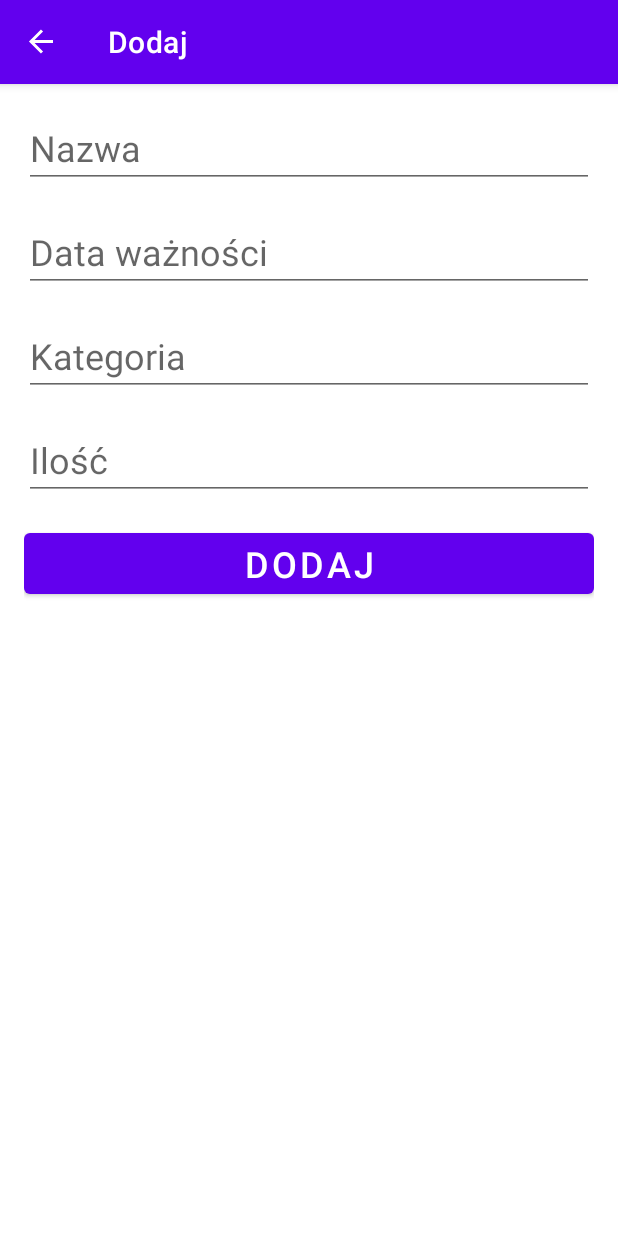
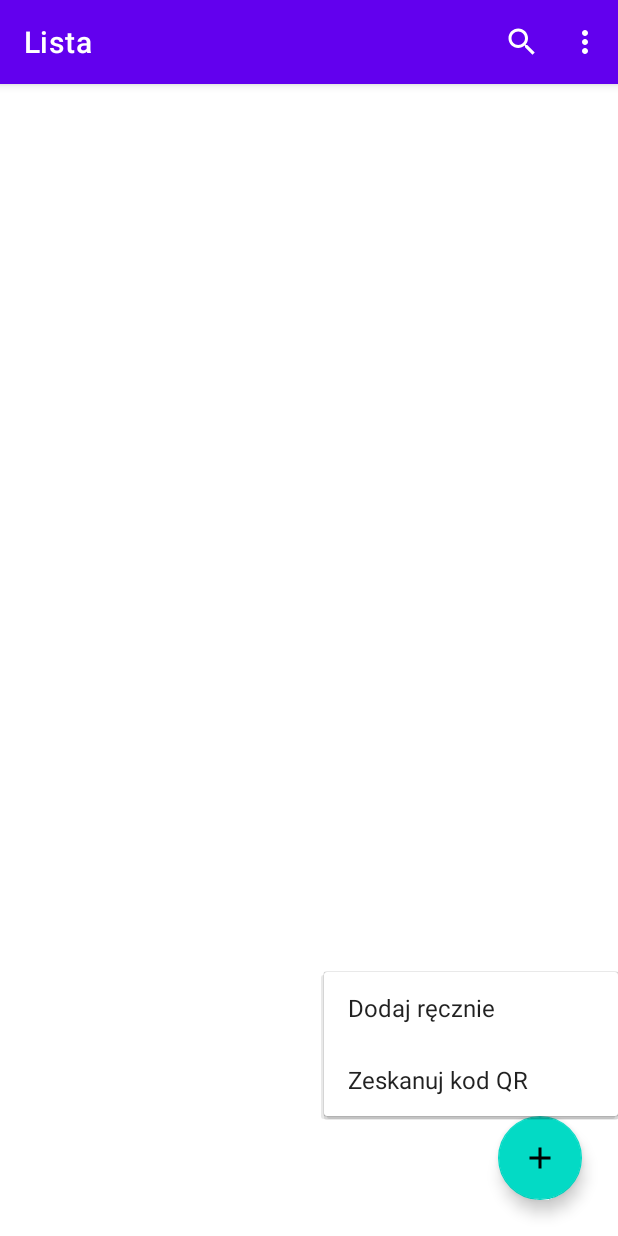
Before and after one commit to bujowskis/Whats-in-Fridge, an Android app: the screen it shows after launch (MainActivity), after a tap on "Add new product", on a phone screen of 412 x 824 dp. Run offline under Robolectric (Android 15) with nearby library versions, the phone set to English and light mode, and no system bars; our stand-ins replace Room's generated code, navigation-ui.

Commit message:
added a Popup menu for fabAddNewProduct, enabling selection between adding manually or by QR code

```diff
--- a/app/src/main/java/com/example/whatsinfridge/fragments/productList/ProductListAdapter.kt
+++ b/app/src/main/java/com/example/whatsinfridge/fragments/productList/ProductListAdapter.kt
@@ -32,7 +32,6 @@ class ProductListAdapter(
     override fun onBindViewHolder(holder: ProductViewHolder, position: Int) {
         // TODO - all needed values for a product entry
         val currentProduct = productList[position]
-        //holder.itemView.tvId.text = currentProduct.id.toString()
         holder.itemView.tvName.text = currentProduct.name
         holder.itemView.tvExpirationDate.text = currentProduct.expirationDate
         holder.itemView.tvCategory.text = currentProduct.category
--- a/app/src/main/java/com/example/whatsinfridge/fragments/productList/ProductListFragment.kt
+++ b/app/src/main/java/com/example/whatsinfridge/fragments/productList/ProductListFragment.kt
@@ -3,6 +3,7 @@ package com.example.whatsinfridge.fragments.productList
 import android.app.AlertDialog
 import android.os.Bundle
 import android.view.*
+import android.widget.PopupMenu
 import android.widget.Toast
 import androidx.appcompat.widget.SearchView
 import androidx.fragment.app.Fragment
@@ -17,7 +18,8 @@ import kotlinx.android.synthetic.main.fragment_product_list.*
 
 class ProductListFragment : Fragment(),
     SearchView.OnQueryTextListener,
-    ItemVisibilityInterface {
+    ItemVisibilityInterface,
+    PopupMenu.OnMenuItemClickListener {
 
     private lateinit var mProductViewModel: ProductViewModel
     private val recyclerViewAdapter: ProductListAdapter by lazy { ProductListAdapter(this) }
@@ -53,7 +55,13 @@ class ProductListFragment : Fragment(),
 
         fabAddNewProduct.setOnClickListener {
             // TODO - show Popup menu where user can choose manual or barcode adding
-            findNavController().navigate(R.id.action_productListFragment_to_addProductManuallyFragment)
+            //findNavController().navigate(R.id.action_productListFragment_to_addProductManuallyFragment)
+            // Show popup menu with options for adding products
+            val popupAddProduct = PopupMenu(requireContext(), fabAddNewProduct)
+            val popupAddProductInflater: MenuInflater = popupAddProduct.menuInflater
+            popupAddProductInflater.inflate(R.menu.add_product_popup_menu, popupAddProduct.menu)
+            popupAddProduct.show()
+            popupAddProduct.setOnMenuItemClickListener(this)
         }
 
         // TODO - consider using ActionMode (?)
@@ -79,16 +87,44 @@ class ProductListFragment : Fragment(),
         menuItemDeleteSelected = menu.findItem(R.id.item_delete_selected)
     }
 
+    // Handle item clicks in options menu
     override fun onOptionsItemSelected(item: MenuItem): Boolean {
         when (item.itemId) {
             // No need to listen for item_search
             R.id.item_delete_all -> deleteAllProducts()
             R.id.item_add_recipe -> recyclerViewAdapter.addSelectedProductsToRecipe()
             R.id.item_cancel -> recyclerViewAdapter.cancelSelection()
-            R.id.item_delete_selected -> recyclerViewAdapter.deleteSelectedProducts()
+            R.id.item_delete_selected -> {
+                val builder = AlertDialog.Builder(requireContext())
+                builder.setPositiveButton("Tak") { _, _ ->
+                    recyclerViewAdapter.deleteSelectedProducts()
+                    Toast.makeText(requireContext(), "Usunięto zaznaczone produkty", Toast.LENGTH_LONG).show()
+                }
+                builder.setNegativeButton("Nie") { _, _ ->
+
+                }
+                builder.setTitle("Usunąć zaznaczone?")
+                builder.setMessage("Czy na pewno chcesz usunąć zaznaczone produkty?")
+                builder.create().show()
+            }
         }
 
         return super.onOptionsItemSelected(item)
+    }
+    // Handle item clicks in add_product_popup_menu
+    override fun onMenuItemClick(item: MenuItem?): Boolean {
+        return when (item?.itemId) {
+            R.id.item_add_manually -> {
+                findNavController().navigate(R.id.action_productListFragment_to_addProductManuallyFragment)
+                true
+            }
+            R.id.item_add_scan_qr -> {
+                // TODO
+                Toast.makeText(requireContext(), "Zeskanuj kod QR", Toast.LENGTH_SHORT).show()
+                true
+            }
+            else -> false
+        }
     }
 
     // For searching the RecyclerView
@@ -96,7 +132,6 @@ class ProductListFragment : Fragment(),
         // Triggered only if we click submit button in SearchWidget
         return true
     }
-
     override fun onQueryTextChange(query: String?): Boolean {
         // Triggered every time we put some text in SearchWidget
         if (query != null) {
--- /dev/null
+++ b/app/src/main/res/drawable/ic_add_manually.xml
@@ -0,0 +1,10 @@
+<vector xmlns:android="http://schemas.android.com/apk/res/android"
+    android:width="24dp"
+    android:height="24dp"
+    android:viewportWidth="24"
+    android:viewportHeight="24"
+    android:tint="?attr/colorControlNormal">
+  <path
+      android:fillColor="@android:color/white"
+      android:pathData="M3,10h11v2H3V10zM3,8h11V6H3V8zM3,16h7v-2H3V16zM18.01,12.87l0.71,-0.71c0.39,-0.39 1.02,-0.39 1.41,0l0.71,0.71c0.39,0.39 0.39,1.02 0,1.41l-0.71,0.71L18.01,12.87zM17.3,13.58l-5.3,5.3V21h2.12l5.3,-5.3L17.3,13.58z"/>
+</vector>
--- /dev/null
+++ b/app/src/main/res/drawable/ic_add_scan_qr.xml
@@ -0,0 +1,10 @@
+<vector xmlns:android="http://schemas.android.com/apk/res/android"
+    android:width="24dp"
+    android:height="24dp"
+    android:viewportWidth="24"
+    android:viewportHeight="24"
+    android:tint="?attr/colorControlNormal">
+  <path
+      android:fillColor="@android:color/white"
+      android:pathData="M9.5,6.5v3h-3v-3H9.5M11,5H5v6h6V5L11,5zM9.5,14.5v3h-3v-3H9.5M11,13H5v6h6V13L11,13zM17.5,6.5v3h-3v-3H17.5M19,5h-6v6h6V5L19,5zM13,13h1.5v1.5H13V13zM14.5,14.5H16V16h-1.5V14.5zM16,13h1.5v1.5H16V13zM13,16h1.5v1.5H13V16zM14.5,17.5H16V19h-1.5V17.5zM16,16h1.5v1.5H16V16zM17.5,14.5H19V16h-1.5V14.5zM17.5,17.5H19V19h-1.5V17.5zM22,7h-2V4h-3V2h5V7zM22,22v-5h-2v3h-3v2H22zM2,22h5v-2H4v-3H2V22zM2,2v5h2V4h3V2H2z"/>
+</vector>
--- a/app/src/main/res/layout/fragment_product_list.xml
+++ b/app/src/main/res/layout/fragment_product_list.xml
@@ -30,4 +30,7 @@
         app:layout_constraintBottom_toBottomOf="parent"
         app:layout_constraintEnd_toEndOf="parent"
         android:contentDescription="Add new product" />
+
+
+
 </androidx.constraintlayout.widget.ConstraintLayout>
--- /dev/null
+++ b/app/src/main/res/menu/add_product_popup_menu.xml
@@ -0,0 +1,23 @@
+<?xml version="1.0" encoding="utf-8"?>
+<menu xmlns:android="http://schemas.android.com/apk/res/android"
+    xmlns:app="http://schemas.android.com/apk/res-auto">
+
+    <!-- TODO - consider removing the icons -->
+
+    <item
+        android:id="@+id/item_add_manually"
+        android:icon="@drawable/ic_add_manually"
+        android:iconTint="@color/black"
+        android:title="Dodaj ręcznie"
+        android:visible="true"
+        app:showAsAction="ifRoom" />
+
+    <item
+        android:id="@+id/item_add_scan_qr"
+        android:icon="@drawable/ic_add_scan_qr"
+        android:iconTint="@color/black"
+        android:title="Zeskanuj kod QR"
+        android:visible="true"
+        app:showAsAction="ifRoom" />
+
+</menu>
```
